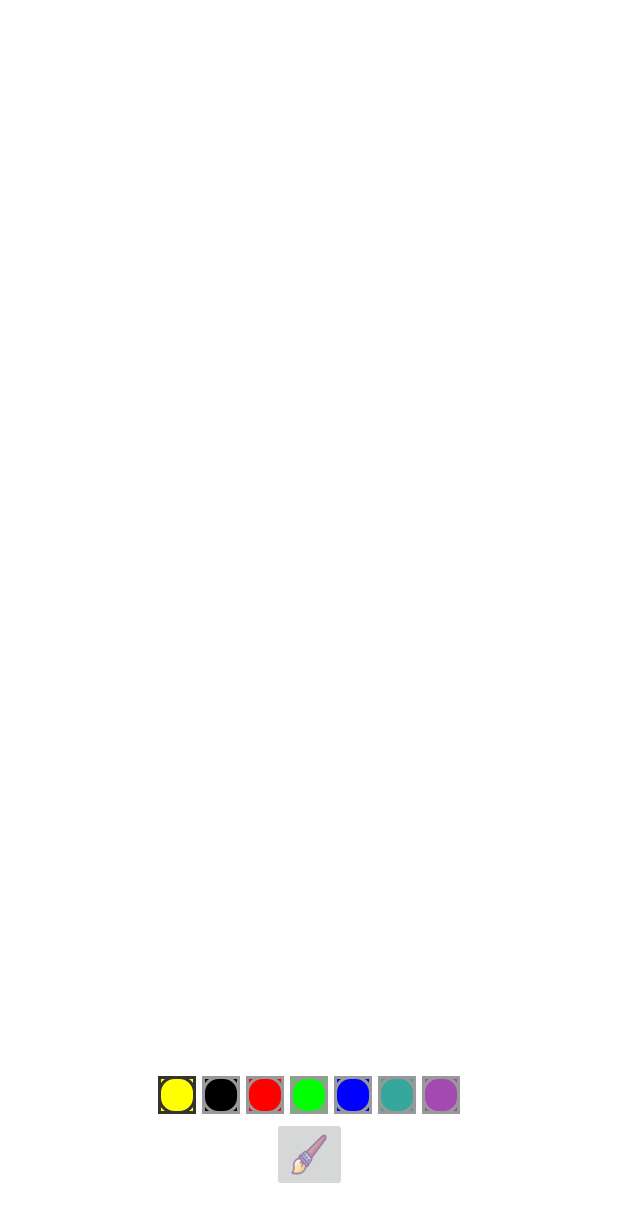
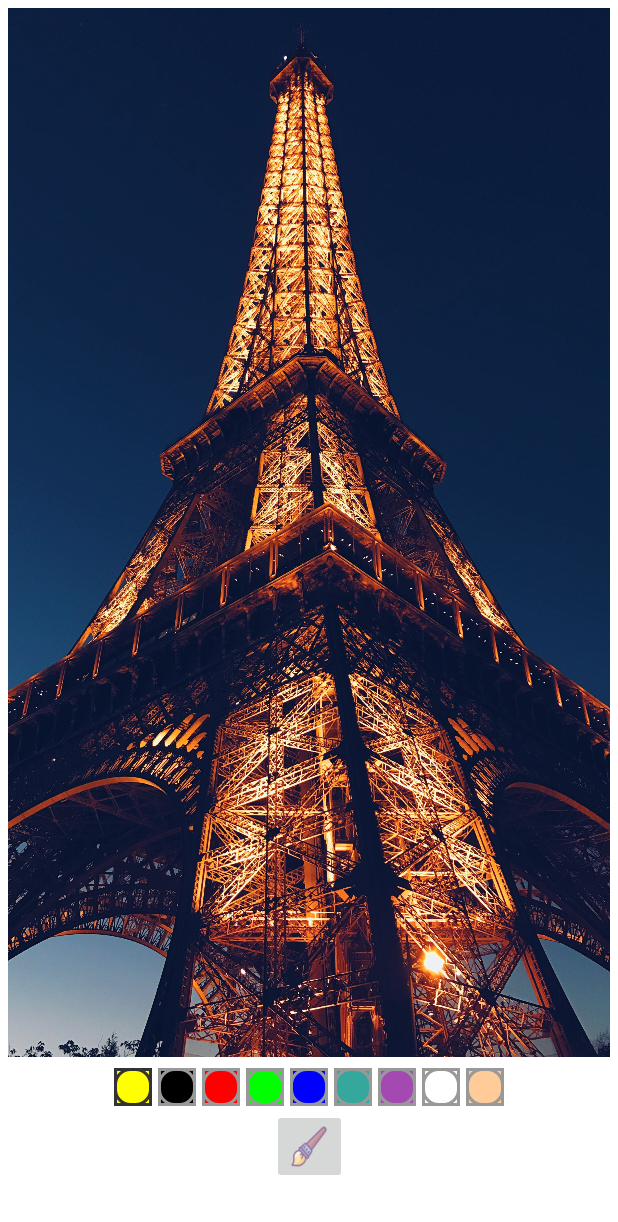
Before and after one commit to aweirdtrashcan/DrawingApp, an Android app: the screen it shows after launch (DrawingActivity), on a phone screen of 412 x 824 dp. Shown: the top 1222 px of the screen. Run offline under Robolectric (Android 15) with nearby library versions, the phone set to English and light mode, and no system bars.

Commit message:
Added hability to display an image with an ImageView

```diff
--- a/app/src/main/java/com/stimply/drawingapp/presentation/component/DrawingView.java
+++ b/app/src/main/java/com/stimply/drawingapp/presentation/component/DrawingView.java
@@ -18,7 +18,11 @@ import java.util.ArrayList;
 public class DrawingView extends View {
     public DrawingView(Context context, AttributeSet attributeSet) {
         super(context, attributeSet);
+        setupDrawing();
+    }
 
+    public DrawingView(Context context) {
+        super(context);
         setupDrawing();
     }
 
--- a/app/src/main/java/com/stimply/drawingapp/presentation/drawing/DrawingActivity.java
+++ b/app/src/main/java/com/stimply/drawingapp/presentation/drawing/DrawingActivity.java
@@ -58,7 +58,7 @@ public class DrawingActivity extends AppCompatActivity {
                 ContextCompat.getDrawable(DrawingActivity.this, R.drawable.pallete_normal)
         );
 
-        binding.drawingView.setColor((String)imgBtn.getTag());
+        binding.drawingView.setColor(imgBtn.getTag().toString());
 
         imgBtn.setImageDrawable(
                 ContextCompat.getDrawable(DrawingActivity.this, R.drawable.pallete_pressed)
--- a/app/src/main/res/layout/activity_main.xml
+++ b/app/src/main/res/layout/activity_main.xml
@@ -7,20 +7,43 @@
     tools:context=".presentation.drawing.DrawingActivity"
     android:background="@color/white">
 
-    <com.stimply.drawingapp.presentation.component.DrawingView
-        android:id="@+id/drawingView"
+    <androidx.constraintlayout.widget.ConstraintLayout
+        android:id="@+id/ll_background"
         android:layout_width="match_parent"
         android:layout_height="0dp"
+        app:layout_constraintTop_toTopOf="parent"
+        app:layout_constraintStart_toStartOf="parent"
+        app:layout_constraintEnd_toEndOf="parent"
         app:layout_constraintBottom_toTopOf="@id/ll_paint_colors"
-        app:layout_constraintEnd_toEndOf="parent"
-        app:layout_constraintStart_toStartOf="parent"
-        app:layout_constraintTop_toTopOf="parent" />
+        android:layout_margin="5dp">
+
+        <ImageView
+            android:id="@+id/iv_background"
+            android:layout_width="match_parent"
+            android:layout_height="match_parent"
+            android:scaleType="centerCrop"
+            android:src="@drawable/paris"
+            app:layout_constraintTop_toTopOf="parent"
+            app:layout_constraintStart_toStartOf="parent"
+            app:layout_constraintEnd_toEndOf="parent"
+            app:layout_constraintBottom_toBottomOf="parent" />
+
+        <com.stimply.drawingapp.presentation.component.DrawingView
+            android:id="@+id/drawingView"
+            android:layout_width="match_parent"
+            android:layout_height="match_parent"
+            app:layout_constraintTop_toTopOf="parent"
+            app:layout_constraintStart_toStartOf="parent"
+            app:layout_constraintEnd_toEndOf="parent"
+            app:layout_constraintBottom_toBottomOf="parent"  />
+
+    </androidx.constraintlayout.widget.ConstraintLayout>
 
     <LinearLayout
         android:id="@+id/ll_paint_colors"
         android:layout_width="match_parent"
         android:layout_height="wrap_content"
-        app:layout_constraintTop_toBottomOf="@id/drawingView"
+        app:layout_constraintTop_toBottomOf="@id/ll_background"
         app:layout_constraintStart_toStartOf="parent"
         app:layout_constraintEnd_toEndOf="parent"
         app:layout_constraintBottom_toTopOf="@id/btnShowDialog"
@@ -83,6 +106,22 @@
             android:tag="@color/random"
             android:background="@color/random"/>
 
+        <ImageButton
+            android:layout_width="25dp"
+            android:layout_height="25dp"
+            android:layout_margin="2dp"
+            android:src="@drawable/pallete_normal"
+            android:tag="@color/white"
+            android:background="@color/white"/>
+
+        <ImageButton
+            android:layout_width="25dp"
+            android:layout_height="25dp"
+            android:layout_margin="2dp"
+            android:src="@drawable/pallete_normal"
+            android:tag="@color/skin"
+            android:background="@color/skin"/>
+
     </LinearLayout>
 
     <ImageButton
@@ -92,7 +131,7 @@
         android:layout_margin="5dp"
         android:scaleType="fitXY"
         android:src="@drawable/ic_brush"
-        app:layout_constraintTop_toBottomOf="@id/drawingView"
+        app:layout_constraintTop_toBottomOf="@id/ll_background"
         app:layout_constraintBottom_toBottomOf="parent"
         app:layout_constraintEnd_toEndOf="parent"
         app:layout_constraintStart_toStartOf="parent" />
```
Also changed, not shown: app/src/main/res/drawable/paris.jpeg (added).
